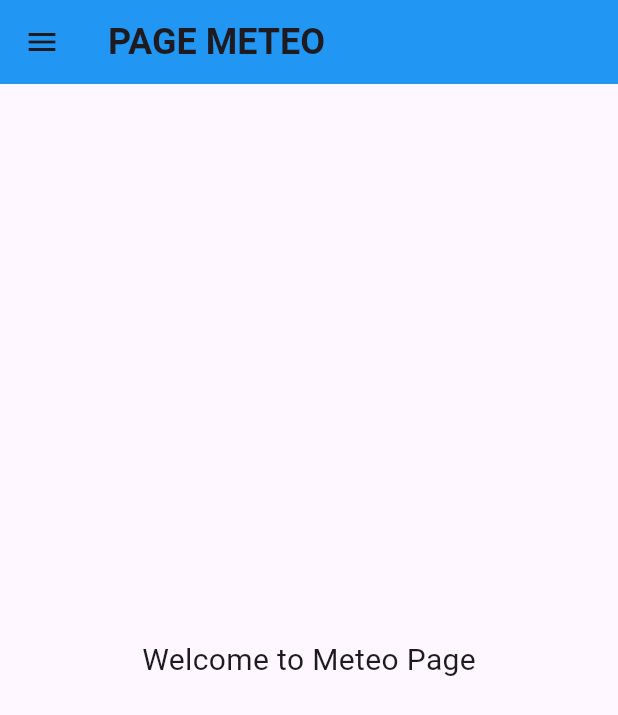
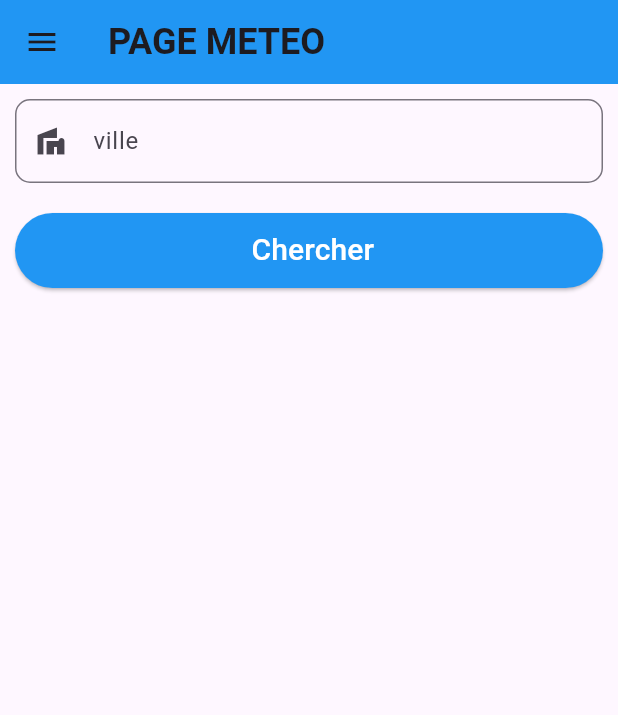
Before and after one commit to triguiislem-lab/FlutterApp, a Flutter app: the MeteoPage screen opened by its route, on a phone screen of 412 x 824 dp. Shown: the top 715 px of the screen. Run offline on Flutter 3.47's test engine with Material 3 defaults, Android fonts, the phone set to English and light mode, and no system bars; our stand-ins replace shared_preferences; accounts and stored records are empty; network calls fail.

Commit message:
add_meteo_pages

```diff
--- a/lib/pages/meteo.page.dart
+++ b/lib/pages/meteo.page.dart
@@ -1,9 +1,11 @@
 import "package:flutter/material.dart";
 import "package:shared_preferences/shared_preferences.dart";
 import "package:voyage/menu/drawer.widget.dart";
+import "package:voyage/pages/meteo-details.page.dart";
 
 class MeteoPage extends StatelessWidget {
-  const MeteoPage({super.key}); // Ajout du constructeur const + super.key
+  //const MeteoPage({super.key}); // Ajout du constructeur const + super.key
+  TextEditingController txt_ville = new TextEditingController();
 
   @override
   Widget build(BuildContext context) {
@@ -16,12 +18,49 @@ class MeteoPage extends StatelessWidget {
         ),
         backgroundColor: Colors.blue,
       ),
-      body: const Center(
-        child: Text(
-          "Welcome to Meteo Page",
-          style: TextStyle(fontSize: 20),
-        ),
+      body: Column(
+        children: [
+          Container(
+            padding: EdgeInsets.all(10),
+            child: TextFormField(
+              decoration: InputDecoration(
+                labelText: "ville",
+                hintText: "Entrer votre ville",
+                prefixIcon: Icon(Icons.villa),
+                border: OutlineInputBorder(
+                  borderRadius: BorderRadius.circular(10),
+                  borderSide: BorderSide(width: 2),
+                ),
+              ),
+              controller:txt_ville ,
+            ),
+          ),
+
+          Padding(
+            padding: const EdgeInsets.all(10),
+            child: ElevatedButton(
+              onPressed: () {
+               onGetMeteoDetails(context); // _ car private
+              },
+              child: Text(
+                " Chercher",
+                style: TextStyle(color: Colors.white, fontSize: 20),
+              ),
+              style: ElevatedButton.styleFrom(
+                backgroundColor: Colors.blue,
+                minimumSize: Size.fromHeight(50),
+              ),
+            ),
+          ),
+        ],
       ),
     );
   }
+  void onGetMeteoDetails (BuildContext context) {
+String ville=txt_ville.text;
+Navigator.push(
+context,
+MaterialPageRoute (
+builder: (context) => MeteoDetailsPage(ville)));
+txt_ville.text = "";}
 }
```
Also changed, not shown: lib/pages/meteo-details.page.dart (added, +83 -0 lines), pubspec.yaml (+8 -0 lines), assets/images/clear.png (added), assets/images/clouds.png (added), assets/images/rain.png (added), assets/images/snow.png (added), lib/capture meteo 1.png (added), lib/capture meteo 2.png (added), pubspec.lock, 1 other file.
